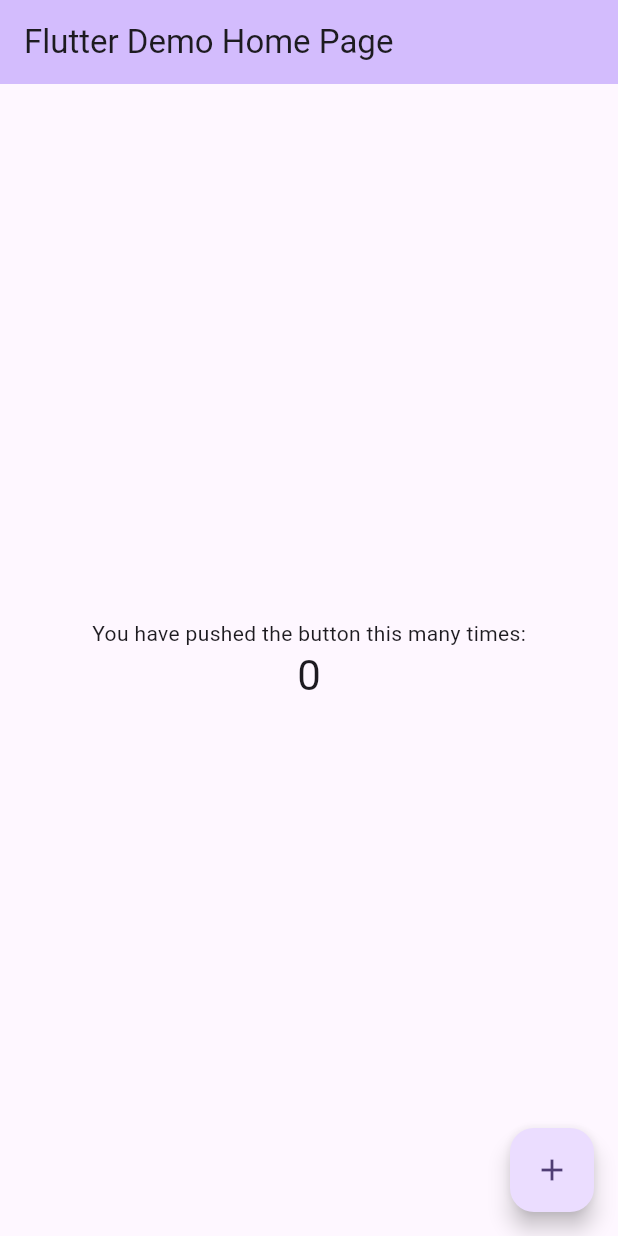
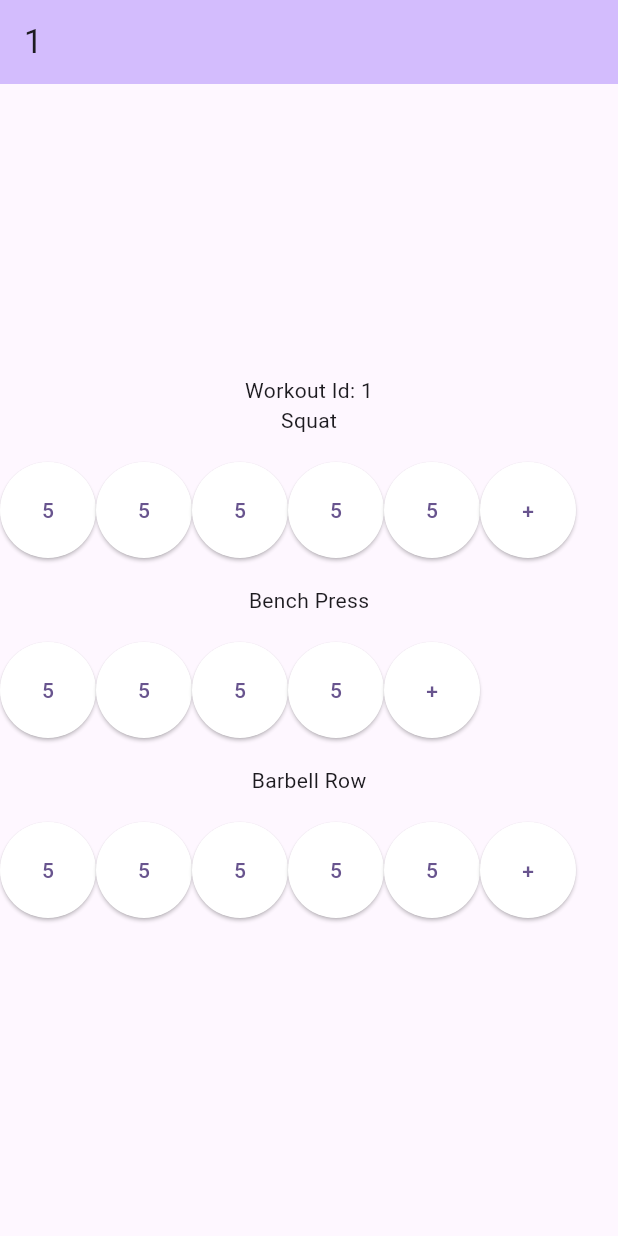
Before and after one commit to ThaterTech/hype_man, a Flutter app: the screen it shows after launch, on a phone screen of 412 x 824 dp. Run offline on Flutter 3.47's test engine with Material 3 defaults, Android fonts, the light colour scheme and no system bars.

Commit message:
Added Exercise Panel
Added exercise panel to dynamically add sets.

```diff
--- a/lib/components/add_set_button.dart
+++ b/lib/components/add_set_button.dart
@@ -2,23 +2,22 @@ import 'package:flutter/material.dart';
 
 class AddSetButton extends StatefulWidget {
 
-  const AddSetButton({super.key});
+  AddSetButton({super.key, required this.callback});
+  VoidCallback callback;
 
   @override
   State<AddSetButton> createState() => _AddSetButtonState();
 }
 
 class _AddSetButtonState extends State<AddSetButton> {
-    void onPressed() {
-      // TODO
-    }
-
   @override
   Widget build(BuildContext context) {
 
     return
       ElevatedButton(
-        onPressed: onPressed,
+        onPressed: () {
+          widget.callback();
+        },
         style: ButtonStyle(
           shape: MaterialStateProperty.all(const CircleBorder()),
           padding: MaterialStateProperty.all(const EdgeInsets.all(20)),
--- /dev/null
+++ b/lib/components/exercise_panel.dart
@@ -0,0 +1,71 @@
+import 'package:flutter/material.dart';
+import 'package:flutter/foundation.dart';
+import 'package:hype_man/components/add_set_button.dart';
+import 'package:hype_man/components/set_button.dart';
+
+class ExercisePanel extends StatefulWidget {
+
+  const ExercisePanel({super.key,
+    required this.setName,
+    required this.repCount,
+    required this.setCount,
+    required this.setWeight,
+  });
+
+  final String setName;
+  final int repCount;
+  final int setCount;
+  final int setWeight;
+
+  @override
+  State<ExercisePanel> createState() => _ExercisePanelState();
+}
+
+class _ExercisePanelState extends State<ExercisePanel> {
+  bool loading = true;
+  String setName = '';
+  int repCount = 0, setCount = 0, setWeight = 0;
+  List<Widget> setList = [];
+
+  @override
+  void initState() {
+    super.initState();
+    setName = widget.setName;
+    repCount = widget.repCount;
+    setCount = widget.setCount;
+    setWeight = widget.setWeight;
+  }
+
+  void onPressed() {
+  }
+
+  void addSetCallback() {
+    setState(() {
+      setCount++;
+    });
+  }
+
+  List<Widget> _createChildren() {
+    List<Widget> list = List<Widget>.generate(setCount, (int index) {
+      return SetButton(repCount: repCount);
+    });
+    list.add(AddSetButton(callback: addSetCallback));
+    return list;
+  }
+
+  @override
+  Widget build(BuildContext context) {
+    return Column(
+      children: <Widget>[
+        Text(widget.setName),
+        SizedBox(
+          height: 100,
+          child: ListView(
+            scrollDirection: Axis.horizontal,
+            children: _createChildren(),
+          ),
+        ),
+      ]
+    );
+  }
+}
--- a/lib/components/set_button.dart
+++ b/lib/components/set_button.dart
@@ -1,5 +1,4 @@
 import 'package:flutter/material.dart';
-import 'package:flutter/foundation.dart';
 
 class SetButton extends StatefulWidget {
 
@@ -8,21 +7,20 @@ class SetButton extends StatefulWidget {
   final int repCount;
 
   @override
-  State<SetButton> createState() => _SetButtonState(repCount);
+  State<SetButton> createState() => _SetButtonState();
 }
 
 class _SetButtonState extends State<SetButton> {
+    int initalRepCount = 0, repCount = 0;
 
-    int initalRepCount = 0;
-    int repCount = 0;
-
-    _SetButtonState(int repCount) {
-      initalRepCount = repCount;
-      repCount = repCount;
+    @override
+    void initState() {
+      super.initState();
+      initalRepCount = widget.repCount;
+      repCount = widget.repCount;
     }
 
     void onPressed() {
-
       if (repCount == 0) {
         setState(() {
           repCount = initalRepCount;
@@ -37,7 +35,6 @@ class _SetButtonState extends State<SetButton> {
 
   @override
   Widget build(BuildContext context) {
-
     return
       ElevatedButton(
         onPressed: onPressed,
--- a/lib/main.dart
+++ b/lib/main.dart
@@ -1,4 +1,5 @@
 import 'package:flutter/material.dart';
+import 'package:hype_man/pages/workout_page.dart';
 
 void main() {
   runApp(const MyApp());
@@ -10,60 +11,12 @@ class MyApp extends StatelessWidget {
   @override
   Widget build(BuildContext context) {
     return MaterialApp(
-      title: 'Flutter Demo',
+      title: 'hype_man',
       theme: ThemeData(
         colorScheme: ColorScheme.fromSeed(seedColor: Colors.deepPurple),
         useMaterial3: true,
       ),
-      home: const MyHomePage(title: 'Flutter Demo Home Page'),
+      home: const WorkoutPage(id: 1)
     );
   }
 }
-
-class MyHomePage extends StatefulWidget {
-  const MyHomePage({super.key, required this.title});
-
-  final String title;
-
-  @override
-  State<MyHomePage> createState() => _MyHomePageState();
-}
-
-class _MyHomePageState extends State<MyHomePage> {
-  int _counter = 0;
-
-  void _incrementCounter() {
-    setState(() {
-      _counter++;
-    });
-  }
-
-  @override
-  Widget build(BuildContext context) {
-    return Scaffold(
-      appBar: AppBar(
-        backgroundColor: Theme.of(context).colorScheme.inversePrimary,
-        title: Text(widget.title),
-      ),
-      body: Center(
-        child: Column(
-          mainAxisAlignment: MainAxisAlignment.center,
-          children: <Widget>[
-            const Text(
-              'You have pushed the button this many times:',
-            ),
-            Text(
-              '$_counter',
-              style: Theme.of(context).textTheme.headlineMedium,
-            ),
-          ],
-        ),
-      ),
-      floatingActionButton: FloatingActionButton(
-        onPressed: _incrementCounter,
-        tooltip: 'Increment',
-        child: const Icon(Icons.add),
-      ),
-    );
-  }
-}
--- /dev/null
+++ b/lib/pages/workout_page.dart
@@ -0,0 +1,42 @@
+import 'package:flutter/material.dart';
+import 'package:hype_man/components/add_set_button.dart';
+import 'package:hype_man/components/exercise_panel.dart';
+import 'package:hype_man/components/set_button.dart';
+
+class WorkoutPage extends StatefulWidget {
+
+  const WorkoutPage({super.key, required this.id});
+
+  final int? id;
+
+  @override
+  State<WorkoutPage> createState() => _WorkoutPageState();
+}
+
+class _WorkoutPageState extends State<WorkoutPage> {
+
+  @override
+  Widget build(BuildContext context) {
+    final int? id = widget.id;
+
+    return Scaffold(
+      appBar: AppBar(
+        backgroundColor: Theme.of(context).colorScheme.inversePrimary,
+        title: Text('$id'),
+      ),
+      body: Center(
+        child: Column(
+          mainAxisAlignment: MainAxisAlignment.center,
+          children: <Widget>[
+            Text(
+              'Workout Id: $id',
+            ),
+            const ExercisePanel(setName: 'Squat', repCount: 5, setCount: 5, setWeight: 305),
+            const ExercisePanel(setName: 'Bench Press', repCount: 5, setCount: 4, setWeight: 225),
+            const ExercisePanel(setName: 'Barbell Row', repCount: 5, setCount: 5, setWeight: 195),
+          ],
+        ),
+      ),
+    );
+  }
+}
```
